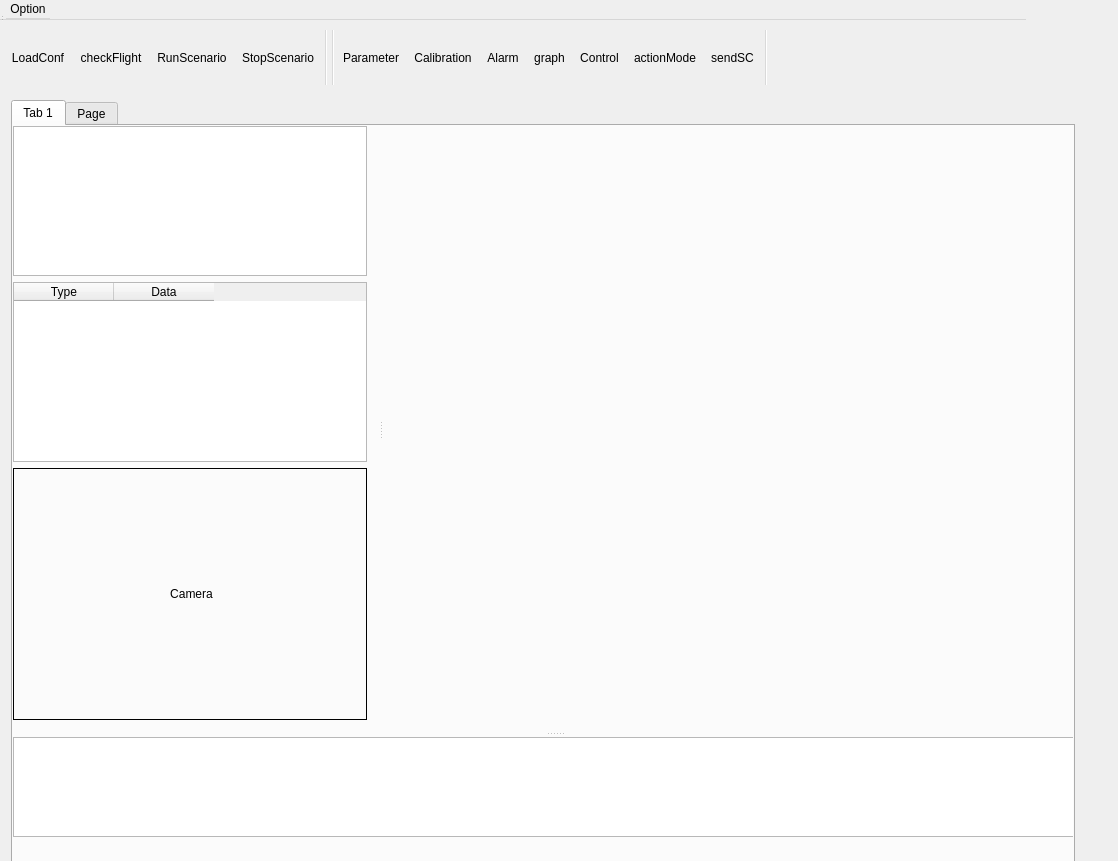
This is ui/mainwidget.ui in SUV-Olympiad/SUV-GCS as Qt 5 draws it before an edit. The edited form follows.
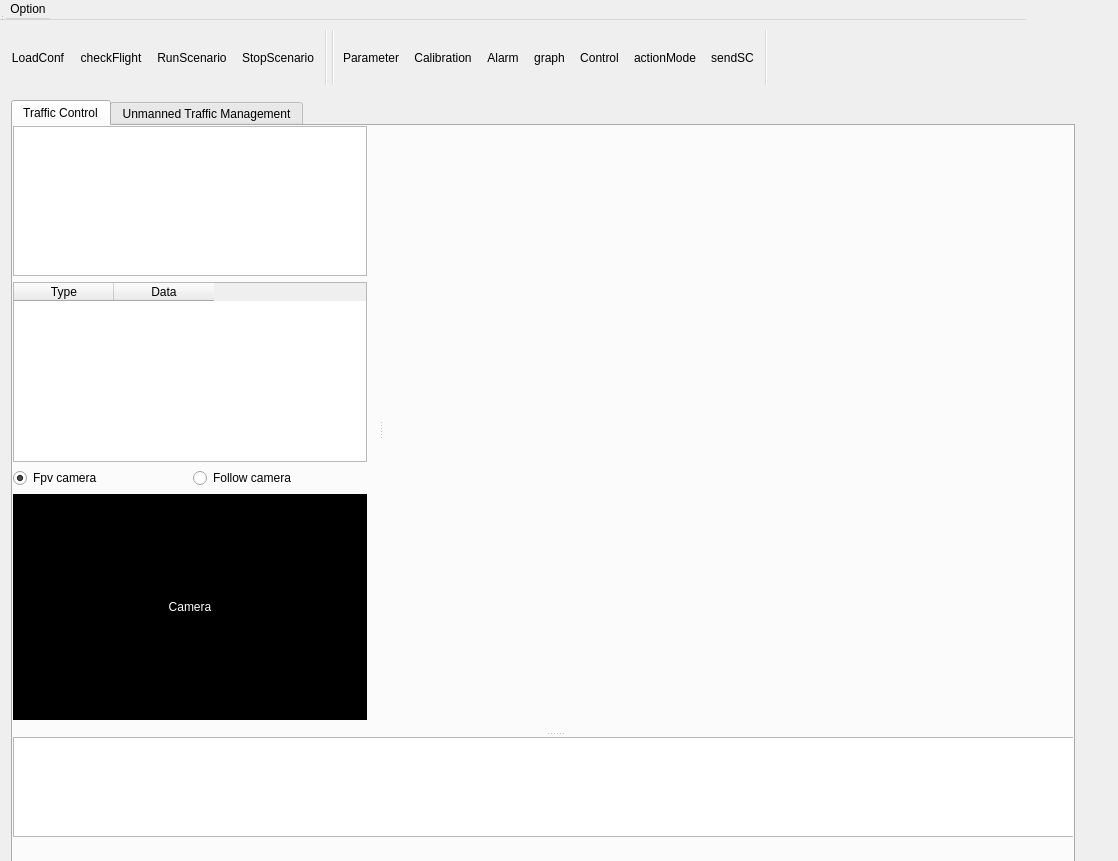
This is the edited form. The open tabs and pages were chosen to show the change. Icons and pictures are not drawn. Custom widgets are drawn as their Qt base class.

Commit message: Feat:camera select

Patch:
```diff
--- a/ui/mainwidget.ui
+++ b/ui/mainwidget.ui
@@ -82,7 +82,7 @@
       </property>
       <widget class="QWidget" name="trafficControl">
        <attribute name="title">
-        <string>Tab 1</string>
+        <string>Traffic Control</string>
        </attribute>
        <widget class="QSplitter" name="splitter_3">
         <property name="geometry">
@@ -168,20 +168,44 @@
              </column>
             </widget>
            </item>
+           <item>
+            <layout class="QHBoxLayout" name="horizontalLayout">
+             <item>
+              <widget class="QRadioButton" name="camera_type">
+               <property name="text">
+                <string>Fpv camera</string>
+               </property>
+               <property name="checked">
+                <bool>true</bool>
+               </property>
+              </widget>
+             </item>
+             <item>
+              <widget class="QRadioButton" name="camera_type2">
+               <property name="text">
+                <string>Follow camera</string>
+               </property>
+              </widget>
+             </item>
+            </layout>
+           </item>
            <item>
             <widget class="QLabel" name="label">
              <property name="minimumSize">
               <size>
                <width>200</width>
-               <height>200</height>
+               <height>195</height>
               </size>
              </property>
              <property name="styleSheet">
-              <string notr="true">border-width: 1px; border-style: outset;</string>
+              <string notr="true">border-width: 1px; border-style: outset; background:#000; color:#fff</string>
              </property>
              <property name="text">
               <string>&lt;html&gt;&lt;head/&gt;&lt;body&gt;&lt;p align=&quot;center&quot;&gt;Camera&lt;/p&gt;&lt;/body&gt;&lt;/html&gt;</string>
              </property>
+             <property name="alignment">
+              <set>Qt::AlignCenter</set>
+             </property>
             </widget>
            </item>
           </layout>
@@ -236,7 +260,7 @@
       </widget>
       <widget class="DepartureControl" name="departureControl">
        <attribute name="title">
-        <string>Page</string>
+        <string>Unmanned Traffic Management</string>
        </attribute>
       </widget>
      </widget>
```
Left out of the diff: 34 changed lines with no effect on the pictures. The commit also changes 2 other files.
